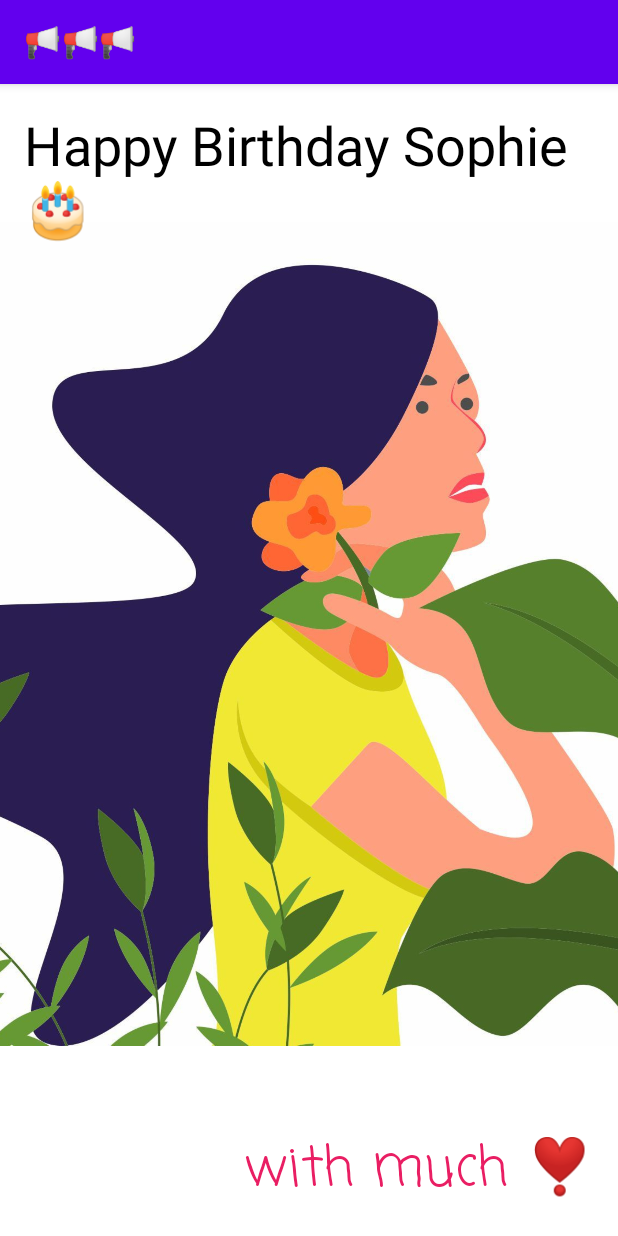
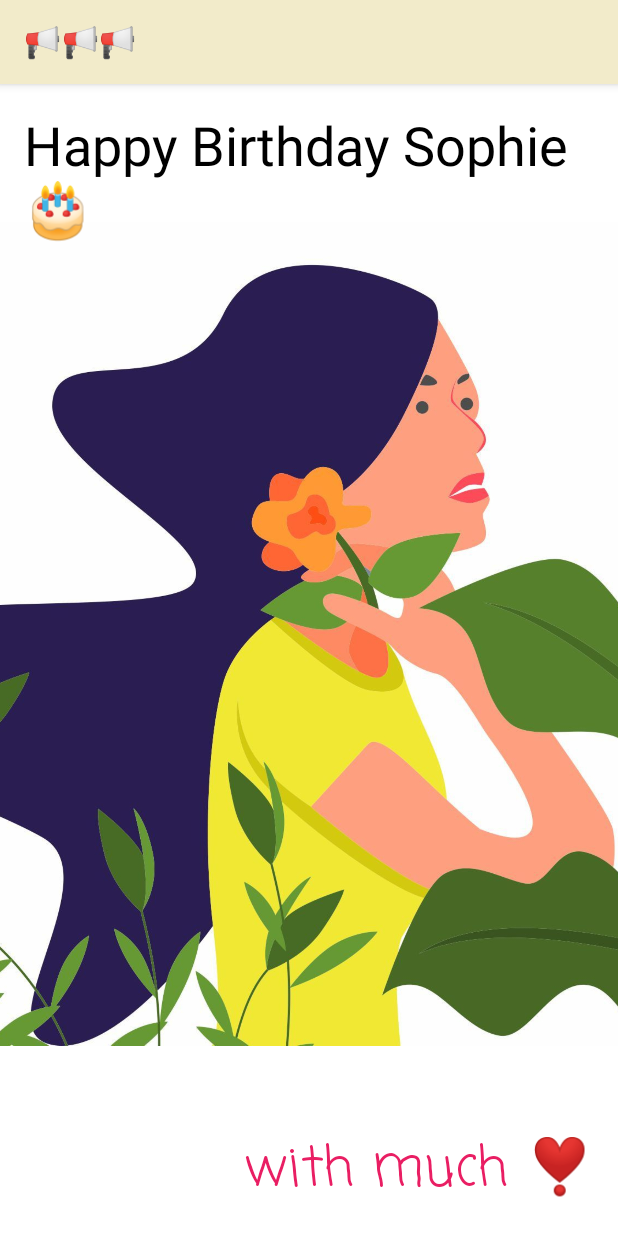
Before and after one commit to sophiet18/HappyBirthday, an Android app: the screen it shows after launch (MainActivity), on a phone screen of 412 x 824 dp. Run offline under Robolectric (Android 15) with nearby library versions, the light colour scheme and no system bars; Roboto replaces fonts that are not available here.

Commit message:
hehe changed app bar colours!

```diff
--- a/app/src/main/res/values/colors.xml
+++ b/app/src/main/res/values/colors.xml
@@ -1,8 +1,8 @@
 <?xml version="1.0" encoding="utf-8"?>
 <resources>
-    <color name="purple_200">#FFBB86FC</color>
+    <color name="purple_200">#F2EBCA</color>
     <color name="purple_500">#FF6200EE</color>
-    <color name="purple_700">#FF3700B3</color>
+    <color name="purple_700">#FFEB3B</color>
     <color name="teal_200">#FF03DAC5</color>
     <color name="teal_700">#FF018786</color>
     <color name="black">#FF000000</color>
--- a/app/src/main/res/values/themes.xml
+++ b/app/src/main/res/values/themes.xml
@@ -2,7 +2,7 @@
     <!-- Base application theme. -->
     <style name="Theme.HappyBirthday" parent="Theme.MaterialComponents.DayNight.DarkActionBar">
         <!-- Primary brand color. -->
-        <item name="colorPrimary">@color/purple_500</item>
+        <item name="colorPrimary">@color/purple_200</item>
         <item name="colorPrimaryVariant">@color/purple_700</item>
         <item name="colorOnPrimary">@color/white</item>
         <!-- Secondary brand color. -->
```
